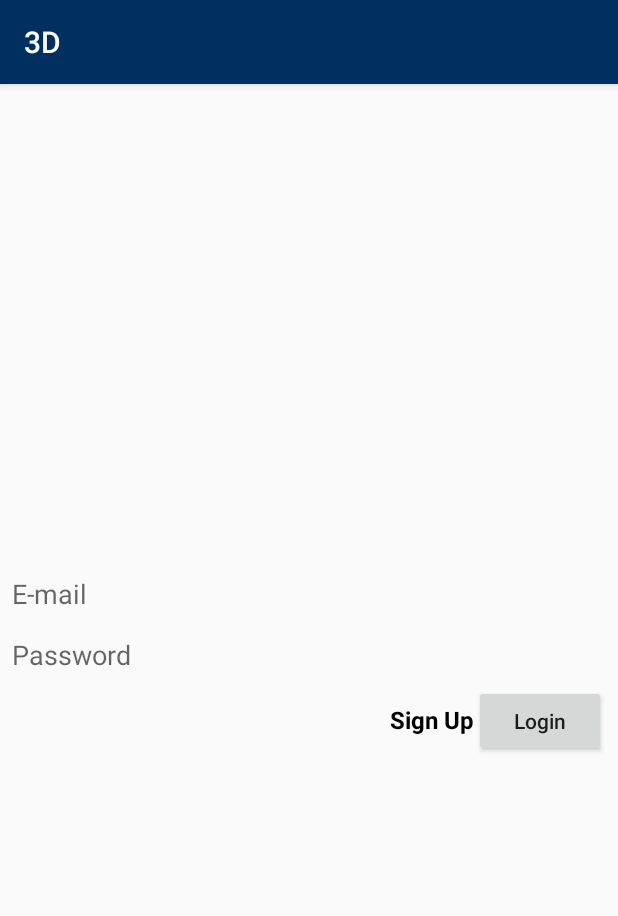
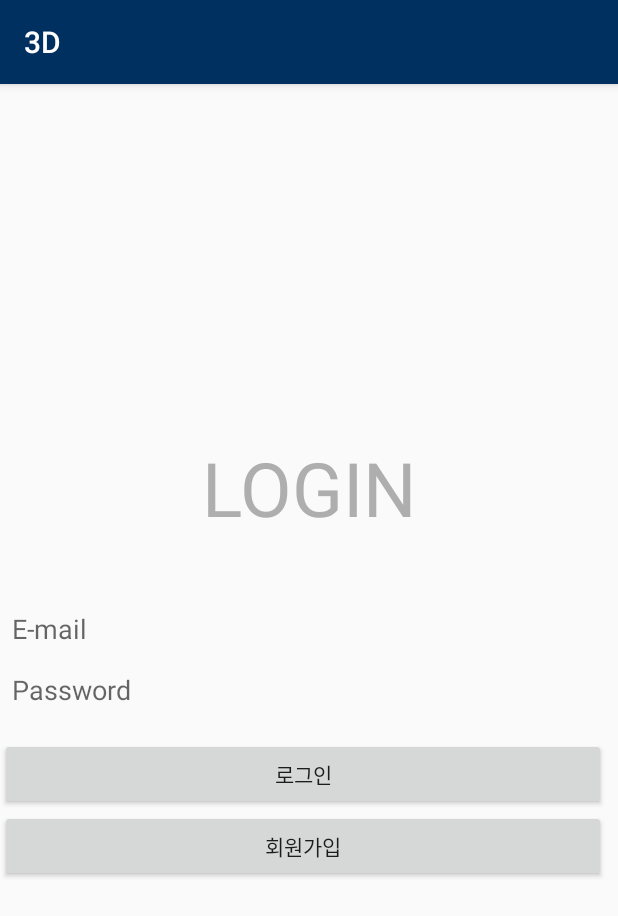
Before and after one commit to JEONGKUNHO/3D_PRINTER, an Android app: the screen it shows after launch (LoginActivity), on a phone screen of 412 x 824 dp. Shown: the top 916 px of the screen. Run offline under Robolectric (Android 15) with nearby library versions, the phone set to English and light mode, and no system bars; our stand-ins replace Firebase (no records; nobody signed in at launch, a user with empty details on screens opened directly).

Commit message:
로그인까지

```diff
--- a/app/src/main/res/layout/activity_main.xml
+++ b/app/src/main/res/layout/activity_main.xml
@@ -8,6 +8,16 @@
     android:gravity="center_vertical"
     android:orientation="vertical"
     tools:context=".LoginActivity">
+
+    <TextView
+        android:id="@+id/textView2"
+        android:layout_width="match_parent"
+        android:layout_height="wrap_content"
+        android:layout_marginBottom="40sp"
+        android:text="LOGIN"
+        android:textAlignment="center"
+        android:textColor="#AEAEAE"
+        android:textSize="50sp" />
 
     <EditText
         android:id="@+id/login_email"
@@ -21,31 +31,33 @@
         android:id="@+id/login_password"
         android:layout_width="wrap_content"
         android:layout_height="wrap_content"
+        android:layout_margin="8dp"
         android:background="@null"
-        android:layout_margin="8dp"
         android:hint="Password" />
 
     <LinearLayout
         android:layout_width="match_parent"
         android:layout_height="wrap_content"
+        android:layout_marginTop="12sp"
         android:gravity="end"
-        android:orientation="horizontal">
+        android:orientation="vertical">
 
-    <TextView
-        android:id="@+id/login_signup"
-        android:layout_width="wrap_content"
-        android:layout_height="wrap_content"
-        android:textStyle="bold"
-        android:textSize="16sp"
-        android:textColor="@android:color/black"
-        android:text="Sign Up"/>
+        <Button
+            android:id="@+id/login_success"
+            android:layout_width="match_parent"
+            android:layout_height="wrap_content"
+            android:layout_marginEnd="8dp"
+            android:text="로그인"
+            android:textAllCaps="false" />
 
-    <Button
-        android:id="@+id/login_success"
-        android:layout_width="wrap_content"
-        android:layout_height="wrap_content"
-        android:layout_marginEnd="8dp"
-        android:textAllCaps="false"
-        android:text="Login"/>
+        <Button
+            android:id="@+id/login_signup"
+            android:layout_width="match_parent"
+            android:layout_height="wrap_content"
+            android:layout_marginEnd="8dp"
+            android:text="회원가입"
+            android:textAllCaps="false" />
+
+    </LinearLayout>
+
 </LinearLayout>
-</LinearLayout>
```
Also changed, not shown: app/src/main/java/com/example/joinproject/LoginActivity.java (+31 -2 lines), app/src/main/java/com/example/joinproject/SignupActivity.java (+15 -5 lines), app/src/main/res/layout/activity_signup.xml (+20 -2 lines).
